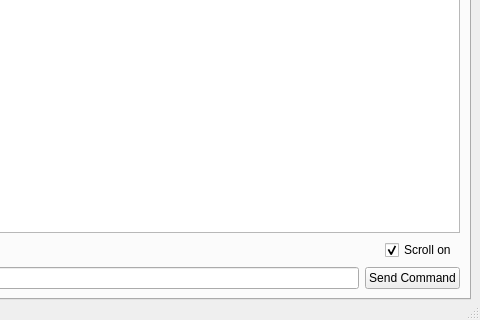
The window that console.ui (penguintutor/pisignalbox) describes before a commit, drawn with Qt 5; both pictures show x 720 to 1200 and y 260 to 580 of the 1200 by 580 pixel window.
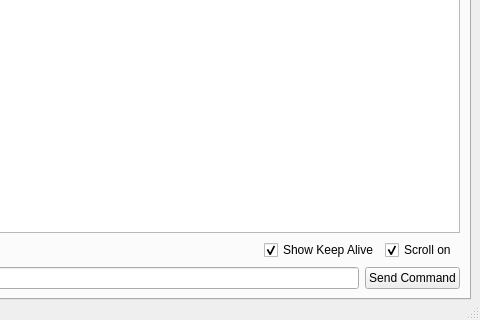
The same window after the commit.

Commit message: Add keepalive option to consolewindow

```diff
--- a/console.ui
+++ b/console.ui
@@ -145,6 +145,16 @@
               </property>
              </spacer>
             </item>
+            <item>
+             <widget class="QCheckBox" name="noopCheckBox">
+              <property name="text">
+               <string>Show Keep Alive</string>
+              </property>
+              <property name="checked">
+               <bool>true</bool>
+              </property>
+             </widget>
+            </item>
             <item>
              <widget class="QCheckBox" name="scrollCheckBox">
               <property name="text">
```
